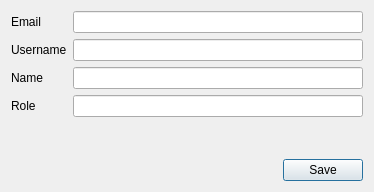
This is dialog/userprofiledialog.ui in ytxerp/ytx-client as Qt 5 draws it before an edit. The edited form follows.
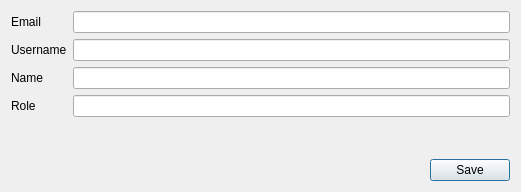
This is the edited form.

Patch:
```diff
--- a/dialog/userprofiledialog.ui
+++ b/dialog/userprofiledialog.ui
@@ -6,7 +6,7 @@
    <rect>
     <x>0</x>
     <y>0</y>
-    <width>374</width>
+    <width>521</width>
     <height>192</height>
    </rect>
   </property>
```
